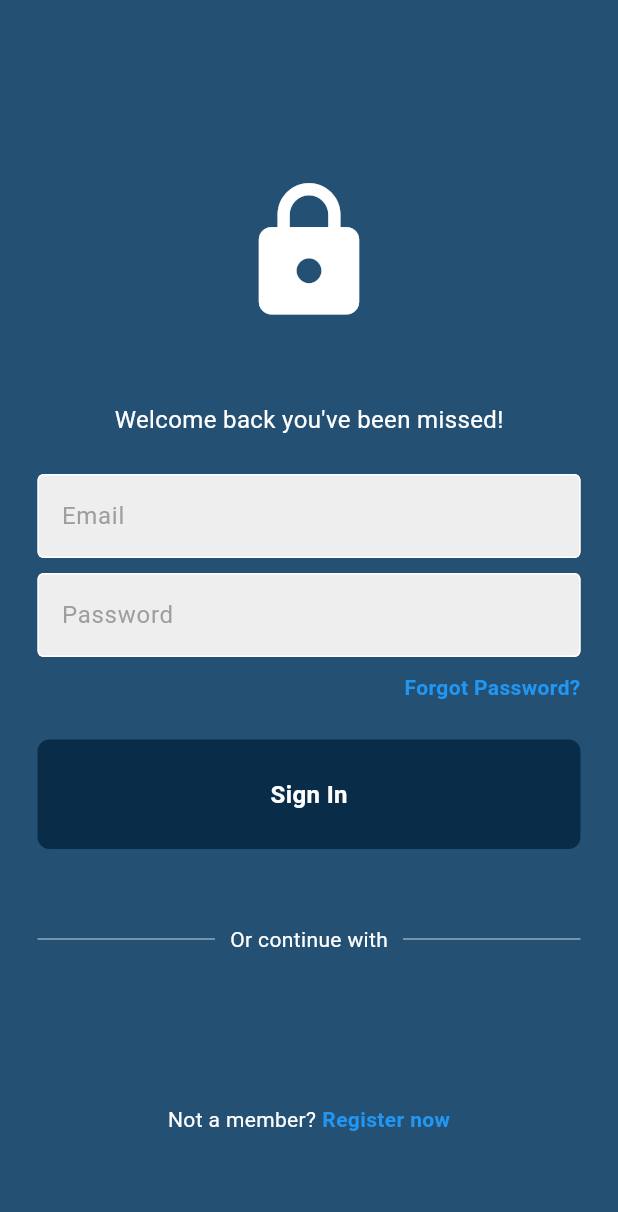
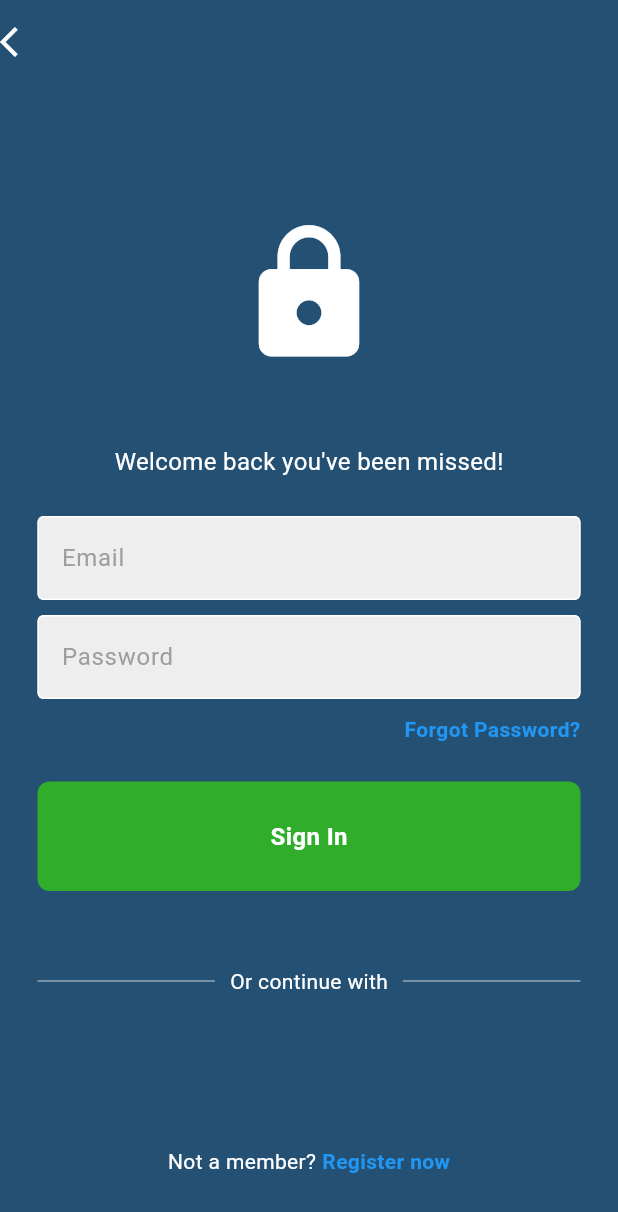
Before and after one commit to Arraidh/basketco, a Flutter app: the LoginPage screen opened directly with empty values, on a phone screen of 412 x 824 dp. Shown: the top 1212 px of the screen. Run offline on Flutter 3.47's test engine with Material 3 defaults, Android fonts, the phone set to English and light mode, and no system bars; our stand-ins replace cloud_firestore, date_field, firebase_auth, firebase_core, flutter_colorpicker, string_validator; accounts and stored records are empty; network calls fail.

Commit message:
login, register, forgot pw, list match

```diff
--- a/lib/Pages/ListMatch.dart
+++ b/lib/Pages/ListMatch.dart
@@ -176,6 +176,7 @@ class _ListMatchPageState extends State<ListMatchPage> {
                                     ),
                                     Row(
                                       children: [
+                                        if (FirebaseAuth.instance.currentUser != null)
                                         ElevatedButton(
                                           onPressed: () {
                                             // Menghapus data saat tombol delete ditekan
@@ -285,6 +286,7 @@ class _ListMatchPageState extends State<ListMatchPage> {
                                     ),
                                     Row(
                                       children: [
+                                        if (FirebaseAuth.instance.currentUser != null)
                                         ElevatedButton(
                                           onPressed: () {
                                             // Navigator.pushNamed(context, '/configuration', arguments: matchData,);
@@ -361,6 +363,7 @@ class _ListMatchPageState extends State<ListMatchPage> {
                                         //     color: Colors.white,
                                         //   ),
                                         // ),
+                                        if (FirebaseAuth.instance.currentUser != null)
                                         ElevatedButton(
                                           onPressed: () {
                                             Navigator.pushNamed(
@@ -406,6 +409,7 @@ class _ListMatchPageState extends State<ListMatchPage> {
               mainAxisAlignment: MainAxisAlignment.end,
               crossAxisAlignment: CrossAxisAlignment.end,
               children: [
+                if (FirebaseAuth.instance.currentUser != null)
                 Padding(
                   padding: EdgeInsets.all(20.0),
                   child: FloatingActionButton(
@@ -426,6 +430,7 @@ class _ListMatchPageState extends State<ListMatchPage> {
                     ),
                   ),
                 ),
+                if (FirebaseAuth.instance.currentUser != null)
                 Padding(
                   padding: EdgeInsets.all(20.0),
                   child: FloatingActionButton(
--- a/lib/Pages/forgot_pw_page.dart
+++ b/lib/Pages/forgot_pw_page.dart
@@ -47,7 +47,7 @@ class _ForgotPasswordPageState extends State<ForgotPasswordPage> {
   Widget build(BuildContext context) {
     return  Scaffold(
       appBar: AppBar(
-        backgroundColor: BasketcoColors.darkBackground,
+        backgroundColor: BasketcoColors.lightBackground,
         elevation: 0,
         leading: IconButton(
           icon: Icon(Icons.arrow_back, color: Colors.white), // White back icon
@@ -97,7 +97,7 @@ class _ForgotPasswordPageState extends State<ForgotPasswordPage> {
                 'Reset Password',
               style: TextStyle(color: Colors.white),
             ),
-            color: BasketcoColors.darkBackground,
+            color: BasketcoColors.green,
           ),
 
         ],
--- a/lib/Pages/login_page.dart
+++ b/lib/Pages/login_page.dart
@@ -79,6 +79,24 @@ class _LoginPageState extends State<LoginPage> {
   Widget build(BuildContext context) {
     return Scaffold(
       backgroundColor: BasketcoColors.lightBackground,
+      appBar: AppBar(
+        backgroundColor: BasketcoColors.lightBackground,
+        // title: Text('Login'),
+        leading: GestureDetector(
+          onTap: () {
+            Navigator.of(context).pop(); // Function to go back
+          },
+          child: Row(
+            children: const [
+              Icon(
+                Icons.arrow_back_ios,
+                size: 24,
+                color: Colors.white,
+              ),
+            ],
+          ),
+        ),
+      ),
       body: SafeArea(
         child: Center(
           child: SingleChildScrollView(
@@ -160,7 +178,7 @@ class _LoginPageState extends State<LoginPage> {
                 MyButton(
                   onTap: signUserIn,
                   text: "Sign In",
-                  color: BasketcoColors.darkBackground
+                  color: BasketcoColors.green
                 ),
 
                 const SizedBox(height: 50),
--- a/lib/Pages/register_page.dart
+++ b/lib/Pages/register_page.dart
@@ -166,7 +166,7 @@ class _RegisterPageState extends State<RegisterPage> {
                 MyButton(
                   onTap: signUserUp,
                   text: "Sign Up",
-                  color: BasketcoColors.darkBackground,
+                  color: BasketcoColors.green,
                 ),
 
                 const SizedBox(height: 50),
--- a/lib/main.dart
+++ b/lib/main.dart
@@ -33,6 +33,7 @@ class MyApp extends StatelessWidget {
         initialRoute: '/',
         routes: {
           '/': (context) => ListMatchPage(),
+          '/auth' : (context) => AuthPage(),
           '/listteam' : (context) => ListTeamPage(),
           '/configuration': (context) => ConfigurationPage(),
           '/teamconfiguration': (context) => TeamConfigurationPage(),
```
